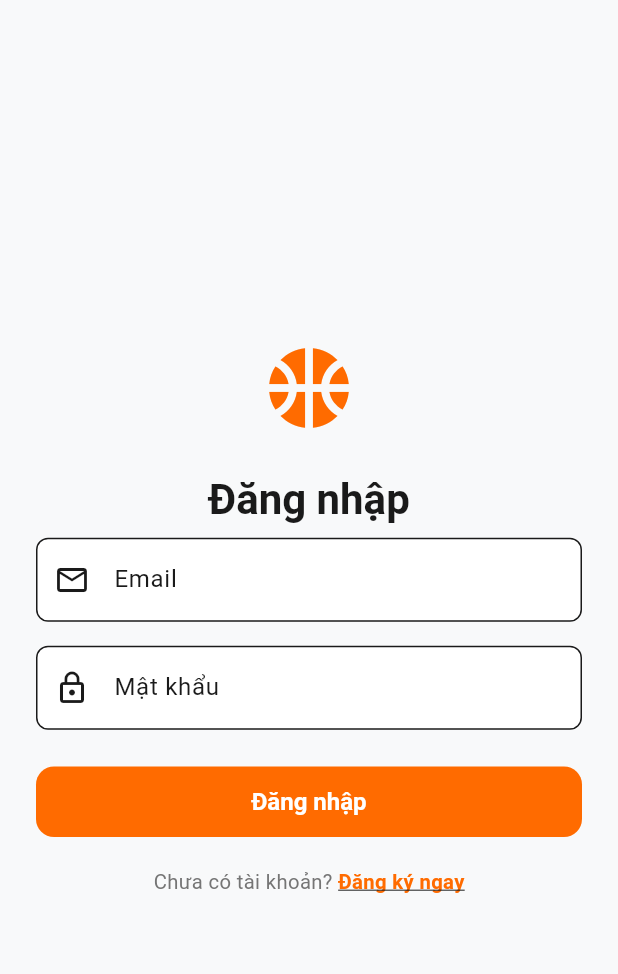
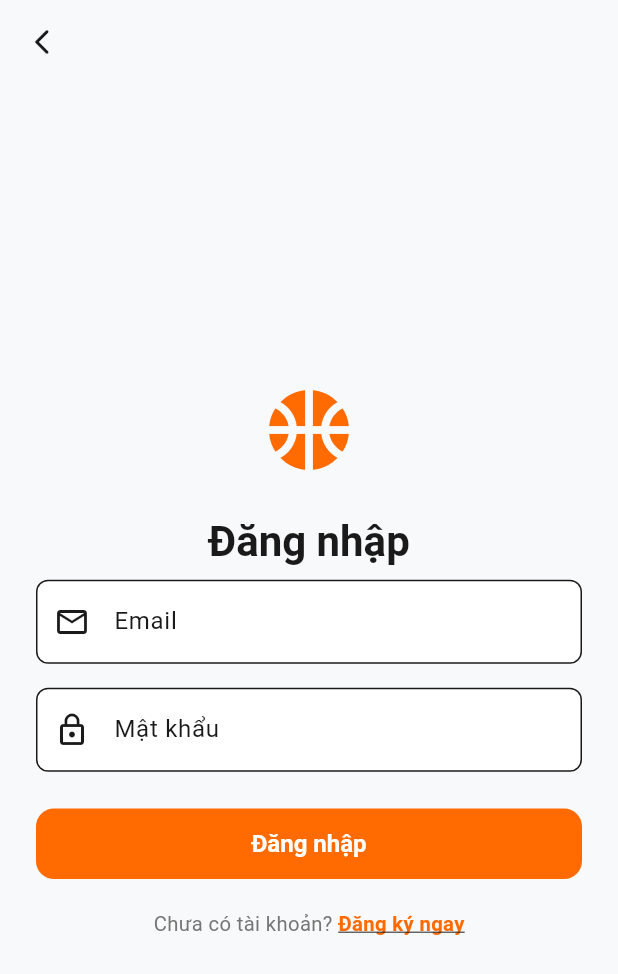
Before and after one commit to SoYan2112/sports-store-final, a Flutter app: the screen it shows after launch, item 3 of the bottom bar chosen, after a tap on "Đăng nhập / Đăng ký", on a phone screen of 412 x 824 dp. Shown: the top 974 px of the screen. Run offline on Flutter 3.47's test engine with Material 3 defaults, Android fonts, the phone set to English and light mode, and no system bars; our stand-ins replace dio, equatable, flutter_bloc, get_it, shared_preferences; accounts and stored records are empty; network calls fail.

Commit message:
[YoTS] fix(ui): add back button

```diff
--- a/mobile/lib/features/auth/presentation/screens/login_screen.dart
+++ b/mobile/lib/features/auth/presentation/screens/login_screen.dart
@@ -1,6 +1,6 @@
 import 'package:flutter/material.dart';
 import 'package:flutter_bloc/flutter_bloc.dart';
-
+import '../../../../core/constants/app_colors.dart';
 import '../../../home/presentation/screens/main_layout_screen.dart';
 import '../../data/repositories/auth_repository.dart';
 import '../cubit/auth_cubit.dart';
@@ -114,6 +114,28 @@ class _LoginScreenState extends State<LoginScreen> {
   @override
   Widget build(BuildContext context) {
     return Scaffold(
+      appBar: AppBar(
+        backgroundColor: Colors.transparent,
+        elevation: 0,
+        leading: IconButton(
+          icon: const Icon(
+            Icons.arrow_back_ios_new_rounded,
+            color: AppColors.textPrimary,
+            size: 20,
+          ),
+          onPressed: () {
+            if (Navigator.canPop(context)) {
+              Navigator.of(context).pop();
+            } else {
+              Navigator.of(context).pushReplacement(
+                MaterialPageRoute<void>(
+                  builder: (_) => const MainLayoutScreen(),
+                ),
+              );
+            }
+          },
+        ),
+      ),
       body: SafeArea(
         child: Center(
           child: SingleChildScrollView(
```
Also changed, not shown: mobile/lib/features/profile/presentation/screens/profile_screen.dart (+3 -7 lines).
